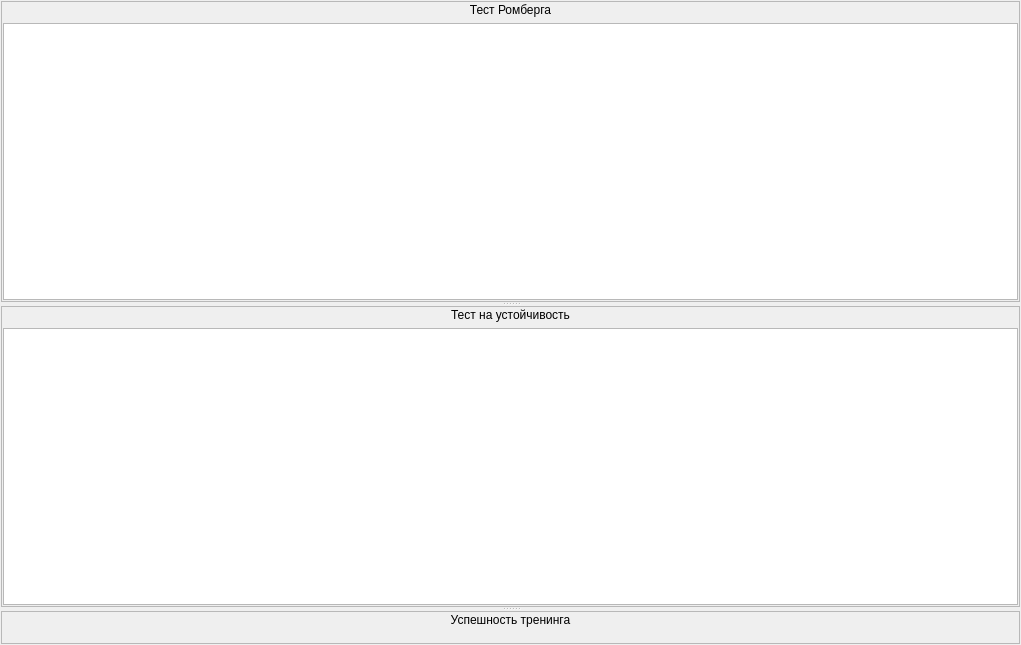
Qt form personal_programs/visuals/visuals/rehab_report/rehabreportppvisualwidget.ui (grigp/a-analyser) before a commit.
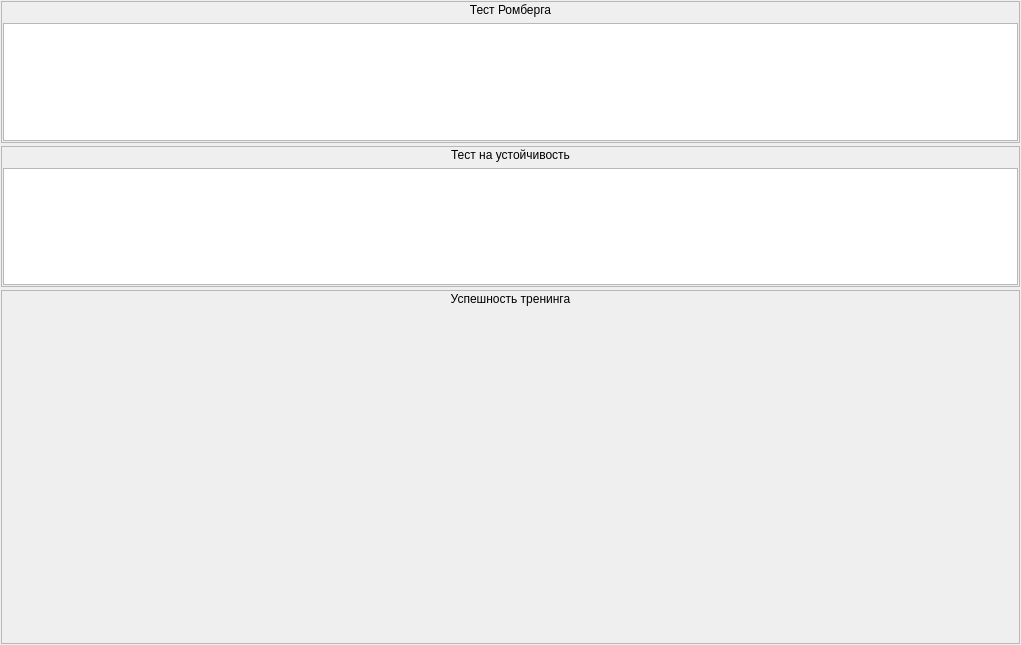
The same form after that commit. Custom widgets are drawn as their Qt base class.

Commit message: Вывод таблицы для теста Ромберга. Но надо форматировать

Patch:
```diff
--- a/personal_programs/visuals/visuals/rehab_report/rehabreportppvisualwidget.ui
+++ b/personal_programs/visuals/visuals/rehab_report/rehabreportppvisualwidget.ui
@@ -14,6 +14,9 @@
    <string>Form</string>
   </property>
   <layout class="QVBoxLayout" name="verticalLayout">
+   <property name="spacing">
+    <number>3</number>
+   </property>
    <property name="leftMargin">
     <number>1</number>
    </property>
@@ -27,11 +30,13 @@
     <number>1</number>
    </property>
    <item>
-    <widget class="QSplitter" name="splitter">
-     <property name="orientation">
-      <enum>Qt::Vertical</enum>
-     </property>
      <widget class="QFrame" name="frRomb">
+     <property name="sizePolicy">
+      <sizepolicy hsizetype="Preferred" vsizetype="Preferred">
+       <horstretch>0</horstretch>
+       <verstretch>2</verstretch>
+      </sizepolicy>
+     </property>
       <property name="frameShape">
        <enum>QFrame::StyledPanel</enum>
       </property>
@@ -66,7 +71,15 @@
        </item>
       </layout>
      </widget>
+   </item>
+   <item>
      <widget class="QFrame" name="frCross">
+     <property name="sizePolicy">
+      <sizepolicy hsizetype="Preferred" vsizetype="Preferred">
+       <horstretch>0</horstretch>
+       <verstretch>2</verstretch>
+      </sizepolicy>
+     </property>
       <property name="frameShape">
        <enum>QFrame::StyledPanel</enum>
       </property>
@@ -101,7 +114,15 @@
        </item>
       </layout>
      </widget>
+   </item>
+   <item>
      <widget class="QFrame" name="frDynamic">
+     <property name="sizePolicy">
+      <sizepolicy hsizetype="Preferred" vsizetype="Preferred">
+       <horstretch>0</horstretch>
+       <verstretch>5</verstretch>
+      </sizepolicy>
+     </property>
       <property name="frameShape">
        <enum>QFrame::StyledPanel</enum>
       </property>
@@ -141,7 +162,6 @@
         <widget class="DynamicDiagram" name="wgtSuccess" native="true"/>
        </item>
       </layout>
-     </widget>
     </widget>
    </item>
   </layout>
```
Lines whose indentation alone changed are shown as unchanged. The commit also changes 2 other files.
